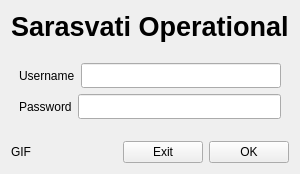
Old version of the form view/login.ui in the repository zenaki/Kuproy-1.
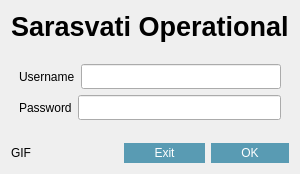
New version of the form. Icons and pictures are not drawn.

Diff of the .ui file:
```diff
--- a/view/login.ui
+++ b/view/login.ui
@@ -186,6 +186,22 @@
        </item>
        <item>
         <widget class="QPushButton" name="pbExit">
+         <property name="styleSheet">
+          <string notr="true">QPushButton {
+	background-color:#599bb3;
+	border-radius:30px;
+	color:#ffffff;
+	padding:3px 30px;
+	text-decoration:none;
+}
+QPushButton:checked {
+	position:relative;
+	top:1px;
+}
+QPushButton:hover {
+ 	background-color:#408c99;
+}</string>
+         </property>
          <property name="text">
           <string>Exit</string>
          </property>
@@ -193,6 +209,22 @@
        </item>
        <item>
         <widget class="QPushButton" name="pbOK">
+         <property name="styleSheet">
+          <string notr="true">QPushButton {
+	background-color:#599bb3;
+	border-radius:30px;
+	color:#ffffff;
+	padding:3px 30px;
+	text-decoration:none;
+}
+QPushButton:checked {
+	position:relative;
+	top:1px;
+}
+QPushButton:hover {
+ 	background-color:#408c99;
+}</string>
+         </property>
          <property name="text">
           <string>OK</string>
          </property>
```
